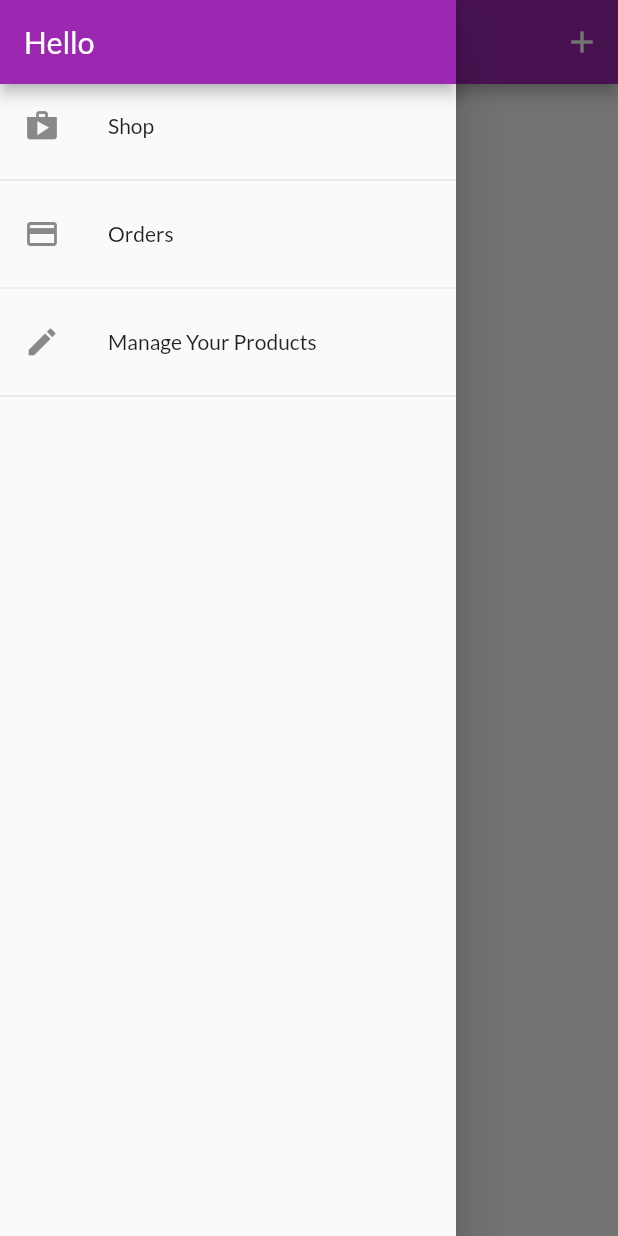
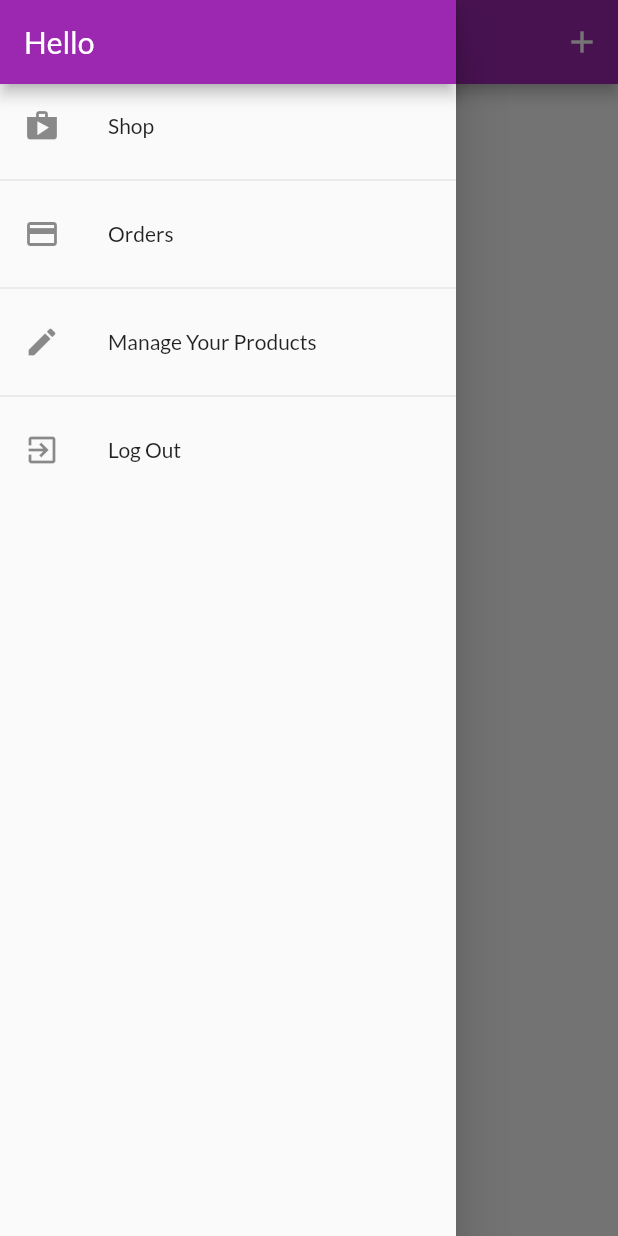
Before and after one commit to subash9860/shop, a Flutter app: the UserProductScreen screen opened by its route, with the side drawer open, on a phone screen of 412 x 824 dp. Run offline on Flutter 3.47's test engine with Material 2 defaults, Android fonts, the phone set to English and light mode, and no system bars; network calls fail.

```diff
--- a/lib/Screen/drawer_screen.dart
+++ b/lib/Screen/drawer_screen.dart
@@ -1,4 +1,7 @@
 import 'package:flutter/material.dart';
+import 'package:provider/provider.dart';
+import 'package:shop/Screen/auth_screen.dart';
+import 'package:shop/providers/auth.dart';
 
 import '../Screen/users_products_screen.dart';
 import '../Screen/order_screen.dart';
@@ -35,10 +38,19 @@ class Drawerscreen extends StatelessWidget {
             leading: const Icon(Icons.edit),
             title: const Text("Manage Your Products"),
             onTap: () {
-              Navigator.pushReplacementNamed(context, UserProductScreen.routeName);
+              Navigator.pushReplacementNamed(
+                  context, UserProductScreen.routeName);
             },
           ),
           const Divider(),
+          ListTile(
+            leading: const Icon(Icons.exit_to_app),
+            title: const Text("Log Out"),
+            onTap: () {
+              Provider.of<Auth>(context, listen: false).logout(context);
+              // Navigator.pushReplacementNamed(context, AuthScreen.routeName);
+            },
+          ),
         ],
       ),
     );
--- a/lib/main.dart
+++ b/lib/main.dart
@@ -29,7 +29,7 @@ class MyApp extends StatelessWidget {
           ChangeNotifierProxyProvider<Auth, Products>(
             create: (create) => Products('', '', []),
             update: (ctx, auth, previousProducts) => Products(
-                auth.token!,
+                auth.token,
                 auth.userId,
                 previousProducts == null ? [] : previousProducts.items),
           ),
@@ -58,6 +58,7 @@ class MyApp extends StatelessWidget {
                 : const AuthScreen(),
             // const ProductsOverviewScreen(),
             routes: {
+              AuthScreen.routeName : (ctx)=> const AuthScreen(),
               ProductDetailScreen.routeName: (ctx) =>
                   const ProductDetailScreen(),
               CartScreen.routeName: (ctx) => const CartScreen(),
--- a/lib/providers/products.dart
+++ b/lib/providers/products.dart
@@ -6,7 +6,7 @@ import 'dart:convert';
 import './product.dart';
 
 class Products with ChangeNotifier {
-  final String authToken;
+  final String? authToken ;
   final String userId;
 
   Products(this.authToken, this.userId, this._items);
--- a/pubspec.yaml
+++ b/pubspec.yaml
@@ -38,6 +38,7 @@ dependencies:
   # The following adds the Cupertino Icons font to your application.
   # Use with the CupertinoIcons class for iOS style icons.
   cupertino_icons: ^1.0.2
+  firebase_auth: ^3.2.0
 
 dev_dependencies:
   flutter_test:
```
Also changed, not shown: lib/providers/auth.dart (+38 -1 lines), pubspec.lock.
